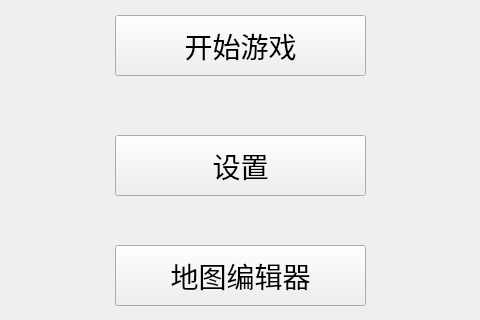
Qt form TankWarGUI.ui (Alan-sp/Tank-War) before a commit; both pictures show x 315 to 795 and y 265 to 585 of the 1200 by 800 pixel window.
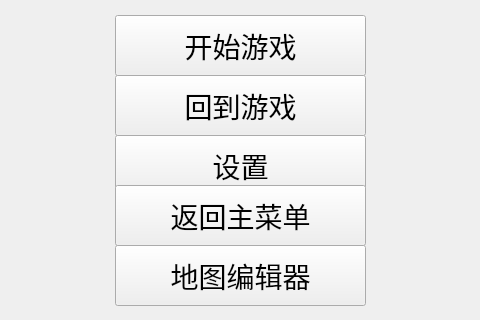
The same form after that commit.

```diff
--- a/TankWarGUI.ui
+++ b/TankWarGUI.ui
@@ -71,6 +71,44 @@
      <string>地图编辑器</string>
     </property>
    </widget>
+   <widget class="QPushButton" name="pushButtonResume">
+    <property name="geometry">
+     <rect>
+      <x>430</x>
+      <y>340</y>
+      <width>251</width>
+      <height>61</height>
+     </rect>
+    </property>
+    <property name="font">
+     <font>
+      <family>微软雅黑</family>
+      <pointsize>21</pointsize>
+     </font>
+    </property>
+    <property name="text">
+     <string>回到游戏</string>
+    </property>
+   </widget>
+   <widget class="QPushButton" name="pushButtonReturn">
+    <property name="geometry">
+     <rect>
+      <x>430</x>
+      <y>450</y>
+      <width>251</width>
+      <height>61</height>
+     </rect>
+    </property>
+    <property name="font">
+     <font>
+      <family>微软雅黑</family>
+      <pointsize>21</pointsize>
+     </font>
+    </property>
+    <property name="text">
+     <string>返回主菜单</string>
+    </property>
+   </widget>
   </widget>
   <widget class="QStatusBar" name="statusBar"/>
  </widget>
```
